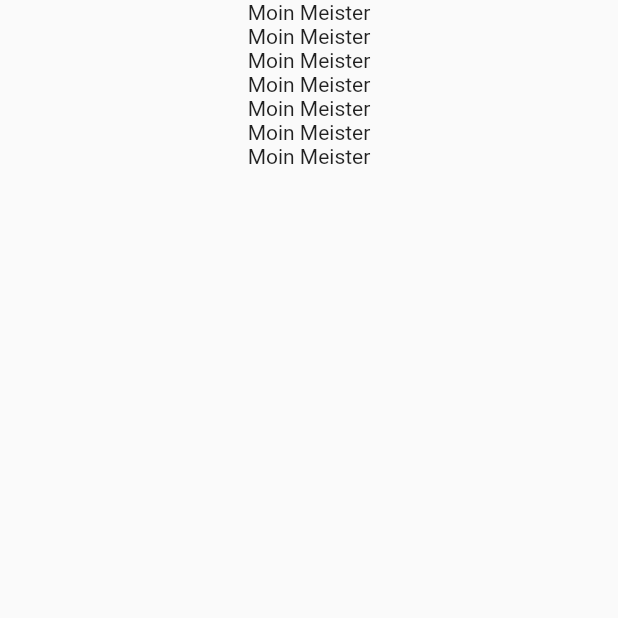
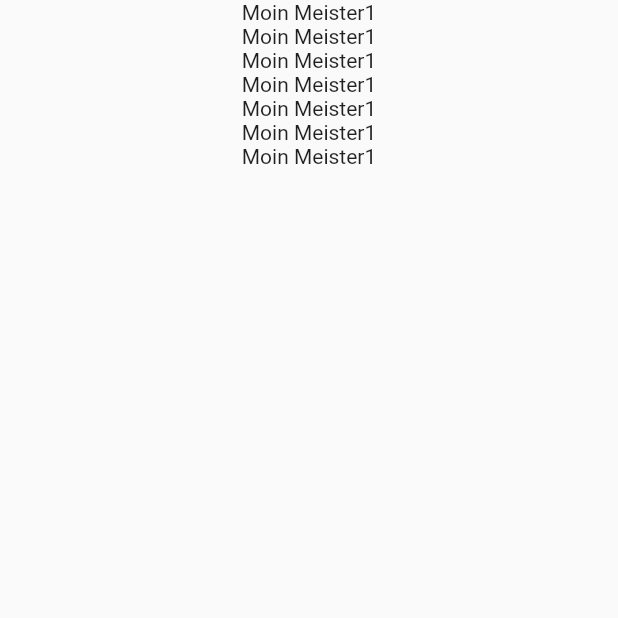
Before and after one commit to Wizzel1/conveyor_test, a Flutter app: the screen it shows after launch, on a phone screen of 412 x 824 dp, the top half of it. Run offline on Flutter 3.47's test engine with Material 2 defaults, Android fonts, the phone set to English and light mode, and no system bars.

Commit message:
Add changes

```diff
--- a/lib/main.dart
+++ b/lib/main.dart
@@ -9,18 +9,18 @@ class MainApp extends StatelessWidget {
 
   @override
   Widget build(BuildContext context) {
-    return MaterialApp(
+    return const MaterialApp(
       home: Scaffold(
         body: Center(
           child: Column(
-            children: const [
-              Text('Moin Meister'),
-              Text('Moin Meister'),
-              Text('Moin Meister'),
-              Text('Moin Meister'),
-              Text('Moin Meister'),
-              Text('Moin Meister'),
-              Text('Moin Meister'),
+            children: [
+              Text('Moin Meister1'),
+              Text('Moin Meister1'),
+              Text('Moin Meister1'),
+              Text('Moin Meister1'),
+              Text('Moin Meister1'),
+              Text('Moin Meister1'),
+              Text('Moin Meister1'),
             ],
           ),
         ),
```
Also changed, not shown: pubspec.lock.
